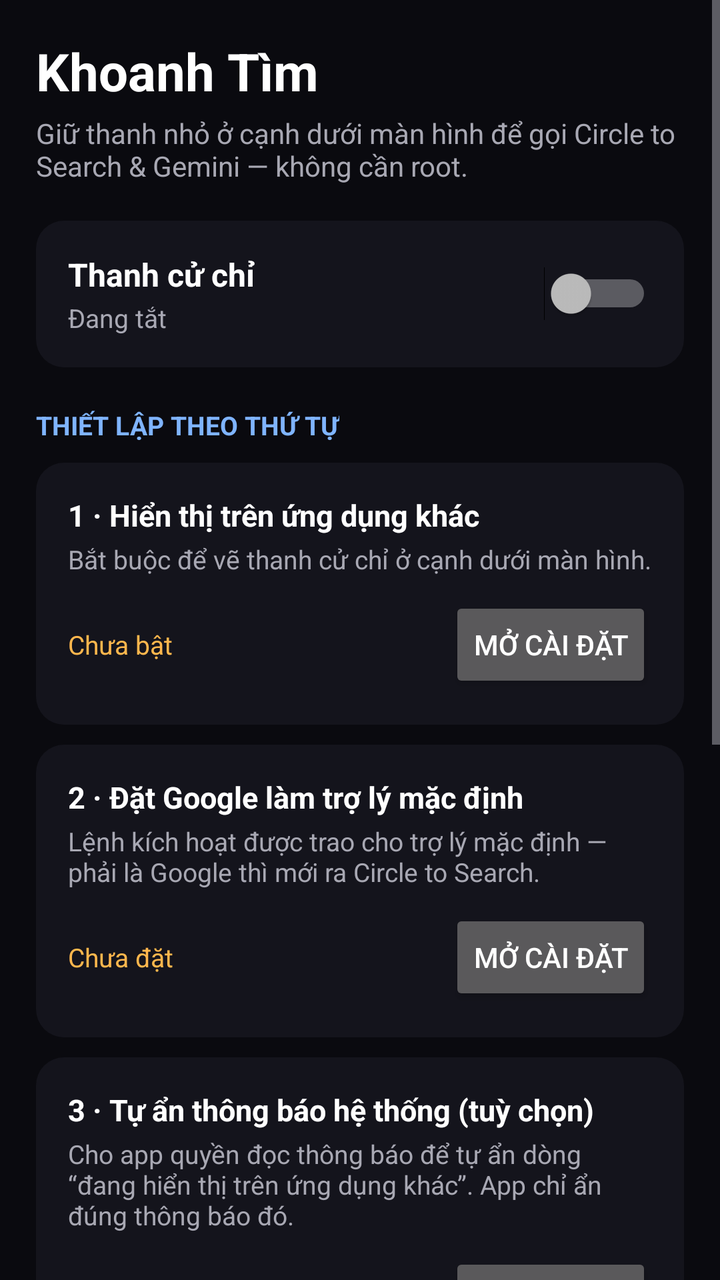
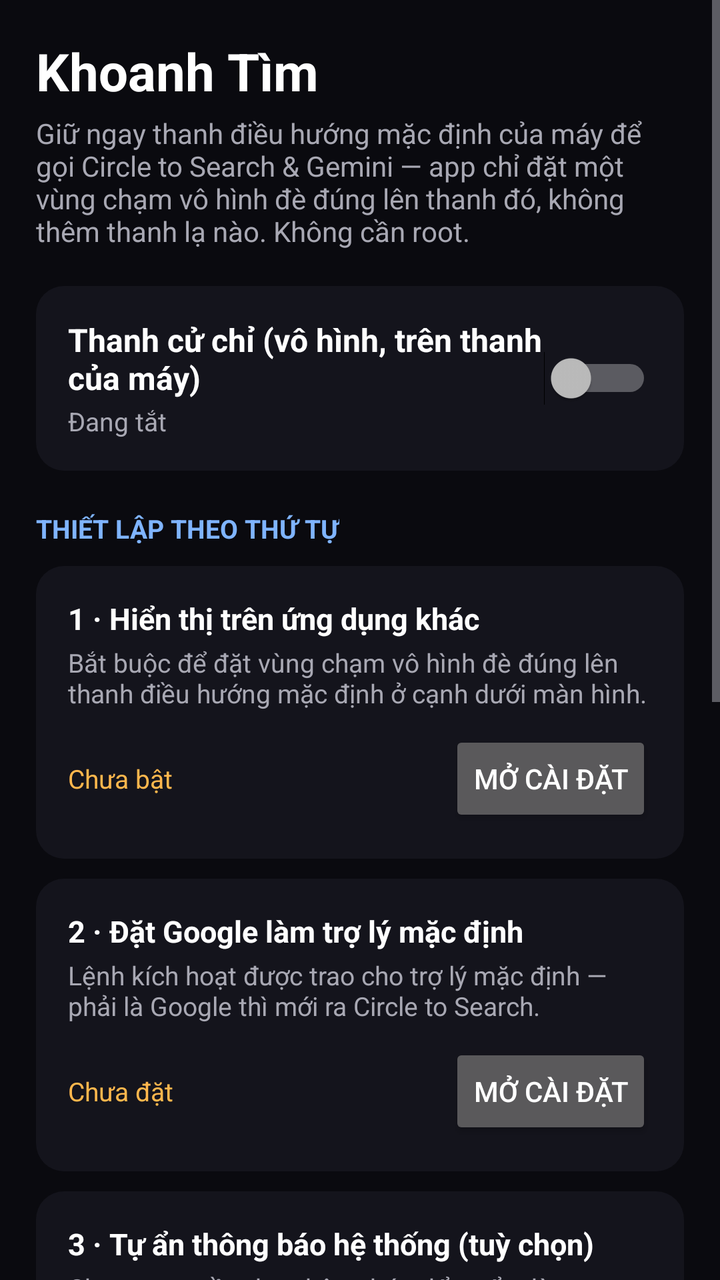

Compare the two renders of this Android layout. The source of the first and the diff that turns it into the second are given below.
<!-- AndroidManifest.xml: application theme AppTheme -->
<!-- res/layout/activity_main.xml -->
<?xml version="1.0" encoding="utf-8"?>
<ScrollView xmlns:android="http://schemas.android.com/apk/res/android"
    android:layout_width="match_parent"
    android:layout_height="match_parent"
    android:background="#0A0A0F">

    <LinearLayout
        android:layout_width="match_parent"
        android:layout_height="wrap_content"
        android:orientation="vertical"
        android:padding="18dp">

        <TextView
            android:layout_width="wrap_content"
            android:layout_height="wrap_content"
            android:text="Khoanh Tìm"
            android:textColor="#FFFFFF"
            android:textSize="26sp"
            android:textStyle="bold" />

        <TextView
            android:layout_width="match_parent"
            android:layout_height="wrap_content"
            android:layout_marginTop="4dp"
            android:text="Giữ thanh nhỏ ở cạnh dưới màn hình để gọi Circle to Search &amp; Gemini — không cần root."
            android:textColor="#A8A8B3"
            android:textSize="14sp" />

        
        <LinearLayout
            android:layout_width="match_parent"
            android:layout_height="wrap_content"
            android:layout_marginTop="18dp"
            android:background="@drawable/card_bg"
            android:orientation="horizontal"
            android:padding="16dp">

            <LinearLayout
                android:layout_width="0dp"
                android:layout_height="wrap_content"
                android:layout_weight="1"
                android:orientation="vertical">

                <TextView
                    android:layout_width="wrap_content"
                    android:layout_height="wrap_content"
                    android:text="Thanh cử chỉ"
                    android:textColor="#FFFFFF"
                    android:textSize="16sp"
                    android:textStyle="bold" />

                <TextView
                    android:id="@+id/tvServiceState"
                    android:layout_width="wrap_content"
                    android:layout_height="wrap_content"
                    android:layout_marginTop="2dp"
                    android:text="Đang tắt"
                    android:textColor="#A8A8B3"
                    android:textSize="13sp" />
            </LinearLayout>

            <Switch
                android:id="@+id/switchOverlay"
                android:layout_width="wrap_content"
                android:layout_height="wrap_content"
                android:layout_gravity="center_vertical" />
        </LinearLayout>

        <TextView
            android:layout_width="wrap_content"
            android:layout_height="wrap_content"
            android:layout_marginTop="20dp"
            android:text="THIẾT LẬP THEO THỨ TỰ"
            android:textColor="#7FB4FF"
            android:textSize="13sp"
            android:textStyle="bold" />

        
        <LinearLayout
            android:layout_width="match_parent"
            android:layout_height="wrap_content"
            android:layout_marginTop="10dp"
            android:background="@drawable/card_bg"
            android:orientation="vertical"
            android:padding="16dp">

            <TextView
                android:layout_width="wrap_content"
                android:layout_height="wrap_content"
                android:text="1 · Hiển thị trên ứng dụng khác"
                android:textColor="#FFFFFF"
                android:textSize="15sp"
                android:textStyle="bold" />

            <TextView
                android:layout_width="match_parent"
                android:layout_height="wrap_content"
                android:layout_marginTop="3dp"
                android:text="Bắt buộc để vẽ thanh cử chỉ ở cạnh dưới màn hình."
                android:textColor="#A8A8B3"
                android:textSize="13sp" />

            <LinearLayout
                android:layout_width="match_parent"
                android:layout_height="wrap_content"
                android:layout_marginTop="10dp"
                android:gravity="center_vertical"
                android:orientation="horizontal">

                <TextView
                    android:id="@+id/statusOverlay"
                    android:layout_width="0dp"
                    android:layout_height="wrap_content"
                    android:layout_weight="1"
                    android:text="Chưa bật"
                    android:textColor="#FFB74D"
                    android:textSize="13sp" />

                <Button
                    android:id="@+id/btnOverlay"
                    android:layout_width="wrap_content"
                    android:layout_height="wrap_content"
                    android:text="Mở cài đặt" />
            </LinearLayout>
        </LinearLayout>

        
        <LinearLayout
            android:layout_width="match_parent"
            android:layout_height="wrap_content"
            android:layout_marginTop="10dp"
            android:background="@drawable/card_bg"
            android:orientation="vertical"
            android:padding="16dp">

            <TextView
                android:layout_width="wrap_content"
                android:layout_height="wrap_content"
                android:text="2 · Đặt Google làm trợ lý mặc định"
                android:textColor="#FFFFFF"
                android:textSize="15sp"
                android:textStyle="bold" />

            <TextView
                android:layout_width="match_parent"
                android:layout_height="wrap_content"
                android:layout_marginTop="3dp"
                android:text="Lệnh kích hoạt được trao cho trợ lý mặc định — phải là Google thì mới ra Circle to Search."
                android:textColor="#A8A8B3"
                android:textSize="13sp" />

            <LinearLayout
                android:layout_width="match_parent"
                android:layout_height="wrap_content"
                android:layout_marginTop="10dp"
                android:gravity="center_vertical"
                android:orientation="horizontal">

                <TextView
                    android:id="@+id/statusAssistant"
                    android:layout_width="0dp"
                    android:layout_height="wrap_content"
                    android:layout_weight="1"
                    android:text="Chưa đặt"
                    android:textColor="#FFB74D"
                    android:textSize="13sp" />

                <Button
                    android:id="@+id/btnAssistant"
                    android:layout_width="wrap_content"
                    android:layout_height="wrap_content"
                    android:text="Mở cài đặt" />
            </LinearLayout>
        </LinearLayout>

        
        <LinearLayout
            android:layout_width="match_parent"
            android:layout_height="wrap_content"
            android:layout_marginTop="10dp"
            android:background="@drawable/card_bg"
            android:orientation="vertical"
            android:padding="16dp">

            <TextView
                android:layout_width="wrap_content"
                android:layout_height="wrap_content"
                android:text="3 · Tự ẩn thông báo hệ thống (tuỳ chọn)"
                android:textColor="#FFFFFF"
                android:textSize="15sp"
                android:textStyle="bold" />

            <TextView
                android:layout_width="match_parent"
                android:layout_height="wrap_content"
                android:layout_marginTop="3dp"
                android:text="Cho app quyền đọc thông báo để tự ẩn dòng “đang hiển thị trên ứng dụng khác”. App chỉ ẩn đúng thông báo đó."
                android:textColor="#A8A8B3"
                android:textSize="13sp" />

            <LinearLayout
                android:layout_width="match_parent"
                android:layout_height="wrap_content"
                android:layout_marginTop="10dp"
                android:gravity="center_vertical"
                android:orientation="horizontal">

                <TextView
                    android:id="@+id/statusNotif"
                    android:layout_width="0dp"
                    android:layout_height="wrap_content"
                    android:layout_weight="1"
                    android:text="Chưa bật"
                    android:textColor="#FFB74D"
                    android:textSize="13sp" />

                <Button
                    android:id="@+id/btnNotif"
                    android:layout_width="wrap_content"
                    android:layout_height="wrap_content"
                    android:text="Mở cài đặt" />
            </LinearLayout>
        </LinearLayout>

        
        <LinearLayout
            android:layout_width="match_parent"
            android:layout_height="wrap_content"
            android:layout_marginTop="10dp"
            android:background="@drawable/card_bg"
            android:orientation="vertical"
            android:padding="16dp">

            <TextView
                android:layout_width="wrap_content"
                android:layout_height="wrap_content"
                android:text="4 · Không giới hạn pin + tự khởi chạy"
                android:textColor="#FFFFFF"
                android:textSize="15sp"
                android:textStyle="bold" />

            <TextView
                android:layout_width="match_parent"
                android:layout_height="wrap_content"
                android:layout_marginTop="3dp"
                android:text="Máy Vivo/Xiaomi/OPPO hay giết ứng dụng nền làm thanh cử chỉ chết. Bỏ giới hạn pin cho Khoanh Tìm, và bật Tự khởi chạy cho cả Khoanh Tìm lẫn ứng dụng Google."
                android:textColor="#A8A8B3"
                android:textSize="13sp" />

            <LinearLayout
                android:layout_width="match_parent"
                android:layout_height="wrap_content"
                android:layout_marginTop="10dp"
                android:gravity="center_vertical"
                android:orientation="horizontal">

                <TextView
                    android:id="@+id/statusBattery"
                    android:layout_width="0dp"
                    android:layout_height="wrap_content"
                    android:layout_weight="1"
                    android:text="Đang bị giới hạn"
                    android:textColor="#FFB74D"
                    android:textSize="13sp" />

                <Button
                    android:id="@+id/btnBattery"
                    android:layout_width="wrap_content"
                    android:layout_height="wrap_content"
                    android:text="Bỏ giới hạn pin" />
            </LinearLayout>

            <Button
                android:id="@+id/btnOem"
                android:layout_width="match_parent"
                android:layout_height="wrap_content"
                android:layout_marginTop="6dp"
                android:text="Mở trang Tự khởi chạy của hãng" />
        </LinearLayout>

        <Button
            android:id="@+id/btnTest"
            android:layout_width="match_parent"
            android:layout_height="wrap_content"
            android:layout_marginTop="18dp"
            android:backgroundTint="#E50914"
            android:text="Thử kích hoạt ngay"
            android:textColor="#FFFFFF" />

        <TextView
            android:layout_width="match_parent"
            android:layout_height="wrap_content"
            android:layout_marginTop="12dp"
            android:text="Mẹo: thêm nút “Khoanh Tìm” vào bảng Cài đặt nhanh (kéo từ trên xuống, bấm sửa) để kích hoạt khi không dùng thanh cử chỉ — nhất là máy dùng phím điều hướng 3 nút. Ra được đúng Circle to Search hay Gemini còn tuỳ máy: Google quyết định theo dòng máy và phiên bản ứng dụng Google."
            android:textColor="#6E6E7A"
            android:textSize="12sp" />

    </LinearLayout>
</ScrollView>
<!-- resources referenced by this layout -->
<resources>
  <!-- drawable card_bg (drawable) -->
  <?xml version="1.0" encoding="utf-8"?>
  <shape xmlns:android="http://schemas.android.com/apk/res/android"
      android:shape="rectangle">
      <solid android:color="#14141C" />
      <corners android:radius="14dp" />
  </shape>
  <style name="AppTheme" parent="android:Theme.Material.NoActionBar">
          <item name="android:windowBackground">#0A0A0F</item>
          <item name="android:statusBarColor">#0A0A0F</item>
          <item name="android:navigationBarColor">#0A0A0F</item>
          <item name="android:colorAccent">#E50914</item>
          <item name="android:textColorPrimary">#FFFFFF</item>
          <item name="android:textColorSecondary">#A8A8B3</item>
      </style>
</resources>

<!-- the commit's change to res/layout/activity_main.xml (unified diff, before → after) -->
@@ -22,7 +22,7 @@
             android:layout_width="match_parent"
             android:layout_height="wrap_content"
             android:layout_marginTop="4dp"
-            android:text="Giữ thanh nhỏ ở cạnh dưới màn hình để gọi Circle to Search &amp; Gemini — không cần root."
+            android:text="Giữ ngay thanh điều hướng mặc định của máy để gọi Circle to Search &amp; Gemini — app chỉ đặt một vùng chạm vô hình đè đúng lên thanh đó, không thêm thanh lạ nào. Không cần root."
             android:textColor="#A8A8B3"
             android:textSize="14sp" />
 
@@ -44,7 +44,7 @@
                 <TextView
                     android:layout_width="wrap_content"
                     android:layout_height="wrap_content"
-                    android:text="Thanh cử chỉ"
+                    android:text="Thanh cử chỉ (vô hình, trên thanh của máy)"
                     android:textColor="#FFFFFF"
                     android:textSize="16sp"
                     android:textStyle="bold" />
@@ -96,7 +96,7 @@
                 android:layout_width="match_parent"
                 android:layout_height="wrap_content"
                 android:layout_marginTop="3dp"
-                android:text="Bắt buộc để vẽ thanh cử chỉ ở cạnh dưới màn hình."
+                android:text="Bắt buộc để đặt vùng chạm vô hình đè đúng lên thanh điều hướng mặc định ở cạnh dưới màn hình."
                 android:textColor="#A8A8B3"
                 android:textSize="13sp" />
 
